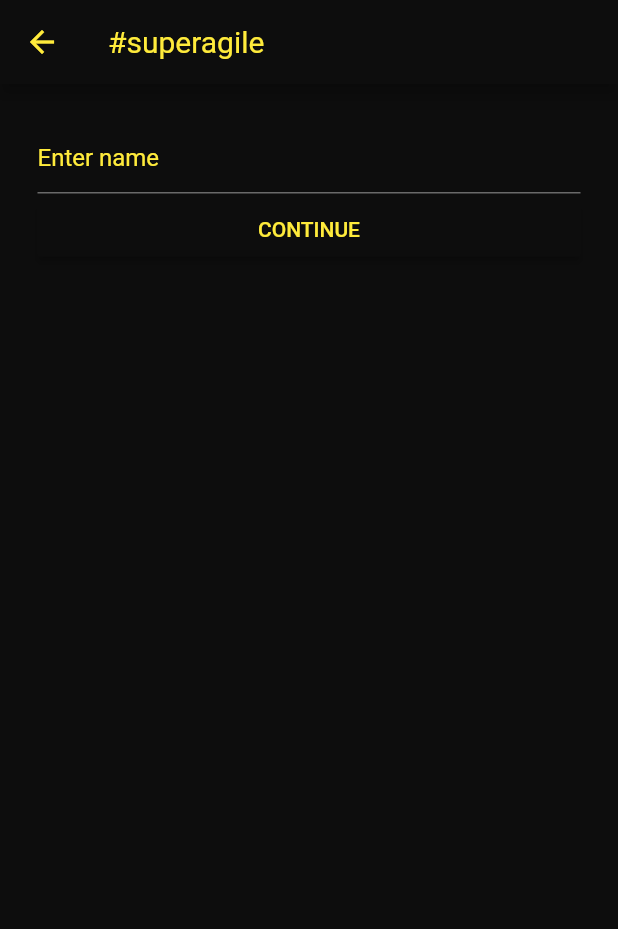
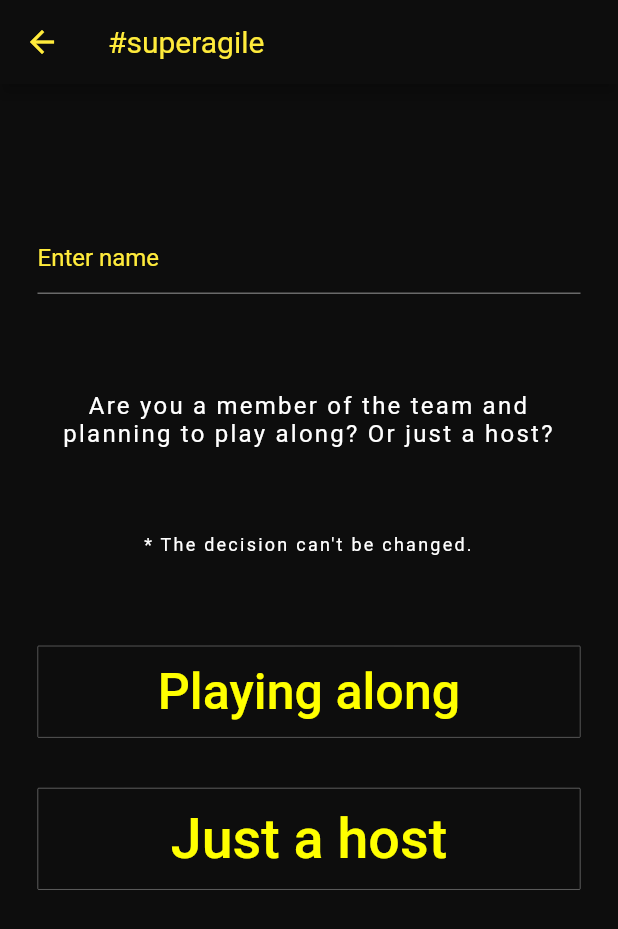
Before and after one commit to concise-ee/superagile_app, a Flutter app: the HostStartPage screen opened directly, on a phone screen of 412 x 824 dp. Shown: the top 929 px of the screen. Run offline on Flutter 3.47's test engine with Material 2 defaults, Android fonts, the phone set to English and light mode, and no system bars; our stand-ins replace cloud_firestore; accounts and stored records are empty.

Commit message:
Add host start page

```diff
--- a/lib/constants/labels.dart
+++ b/lib/constants/labels.dart
@@ -11,3 +11,5 @@ const ZERO = "0";
 const ONE = "1";
 const TWO = "2";
 const THREE = "3";
+const PLAYING_ALONG = "Playing along";
+const JUST_A_HOST = "Just a host";
--- a/lib/pages/game_start_waiting_page.dart
+++ b/lib/pages/game_start_waiting_page.dart
@@ -32,10 +32,12 @@ class _GameStartWaitingPageState extends State<GameStartWaitingPage> {
 
   sendLastActive() {
     _gameRepository.findGameByPin(pin).then((game) {
-      var currentPlayer =
-          game.players.where((player) => player.name == playerName).first;
-      currentPlayer.lastActive = DateTime.now().toString();
-      _gameRepository.updateGame(game);
+      if (game.players.any((player) => player.name == playerName)) {
+        var currentPlayer =
+            game.players.where((player) => player.name == playerName).first;
+        currentPlayer.lastActive = DateTime.now().toString();
+        _gameRepository.updateGame(game);
+      }
     });
   }
 
@@ -58,7 +60,7 @@ class _GameStartWaitingPageState extends State<GameStartWaitingPage> {
               Text(pin.toString(),
                   style: Theme.of(context).textTheme.headline5),
               buildActivePlayersWidget(pin),
-              ],
+            ],
           )),
     );
   }
--- a/lib/pages/host_start_page.dart
+++ b/lib/pages/host_start_page.dart
@@ -1,6 +1,7 @@
 import 'dart:math';
 
 import 'package:flutter/material.dart';
+import 'package:superagile_app/Resources/AgileButton.dart';
 import 'package:superagile_app/constants/labels.dart';
 import 'package:superagile_app/entities/game.dart';
 import 'package:superagile_app/entities/player.dart';
@@ -20,7 +21,7 @@ class HostStartPage extends StatefulWidget {
 class _HostStartPageState extends State<HostStartPage> {
   final GameRepository _gameRepository = GameRepository();
   final _nameController = TextEditingController();
-  final game = Game(_generate6DigitPin(), []);
+  var game = Game(_generate6DigitPin(), []);
 
   @override
   Widget build(BuildContext context) {
@@ -28,13 +29,54 @@ class _HostStartPageState extends State<HostStartPage> {
         appBar: AppBar(title: Text(HASH_SUPERAGILE)),
         body: Container(
             padding: EdgeInsets.all(25),
-            child: ListView(
+            child: Column(
               children: [
+                Align(
+                  alignment: Alignment.center,
+                ),
+                Spacer(
+                  flex: 2,
+                ),
                 TextField(
                   controller: _nameController,
                   decoration: InputDecoration(hintText: ENTER_NAME),
                 ),
-                RaisedButton(
+                Spacer(
+                  flex: 1,
+                ),
+                Flexible(
+                    fit: FlexFit.loose,
+                    flex: 3,
+                    child: Container(
+                        alignment: Alignment.center,
+                        child: Text(
+                          "Are you a member of the team and planning to play along? Or just a host?",
+                          style: TextStyle(
+                              color: Colors.white,
+                              fontSize: 16,
+                              letterSpacing: 1.5),
+                          textAlign: TextAlign.center,
+                        ))),
+                Flexible(
+                    fit: FlexFit.loose,
+                    flex: 2,
+                    child: Container(
+                        alignment: Alignment.center,
+                        child: Text(
+                          "* The decision can't be changed.",
+                          style: TextStyle(
+                              color: Colors.white,
+                              fontSize: 12,
+                              letterSpacing: 1.5),
+                          textAlign: TextAlign.center,
+                        ))),
+                Spacer(
+                  flex: 1,
+                ),
+                Flexible(
+                  flex: 5,
+                  child: AgileButton(
+                    buttonTitle: PLAYING_ALONG,
                     onPressed: () {
                       FocusScope.of(context).unfocus();
                       game.players.add(Player(
@@ -49,7 +91,29 @@ class _HostStartPageState extends State<HostStartPage> {
                         );
                       });
                     },
-                    child: Text(CONTINUE))
+                  ),
+                ),
+                Spacer(
+                  flex: 1,
+                ),
+                Flexible(
+                  flex: 5,
+                  child: AgileButton(
+                    buttonTitle: JUST_A_HOST,
+                    onPressed: () {
+                      FocusScope.of(context).unfocus();
+                      _gameRepository.addGame(game).then((ref) {
+                        Navigator.push(
+                          context,
+                          MaterialPageRoute(builder: (context) {
+                            return GameStartWaitingPage(
+                                game.pin, _nameController.text);
+                          }),
+                        );
+                      });
+                    },
+                  ),
+                ),
               ],
             )));
   }
```
